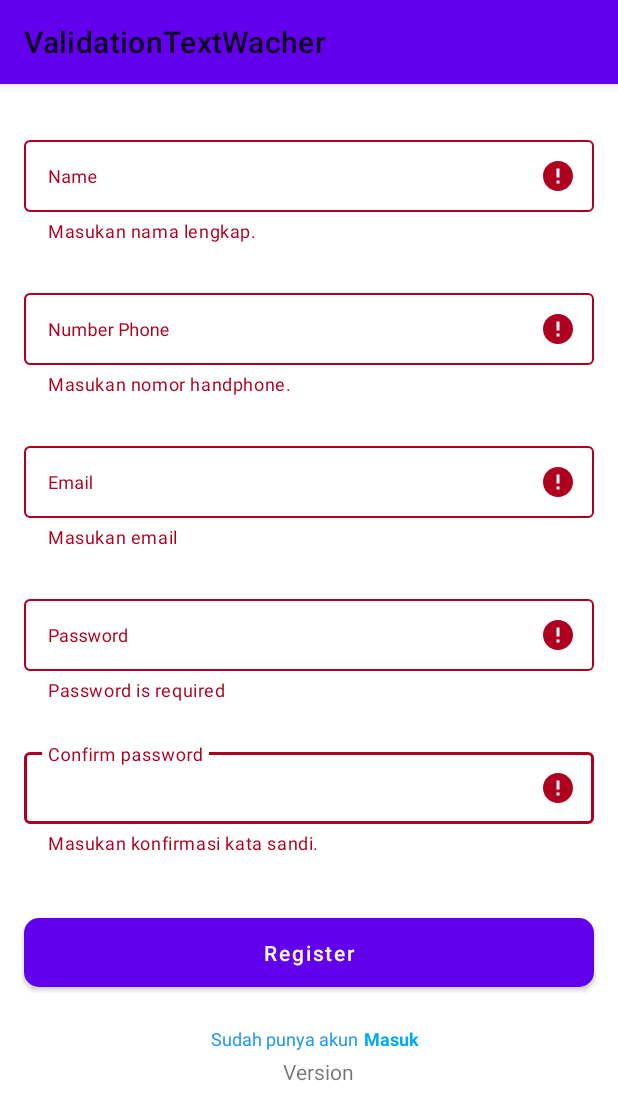
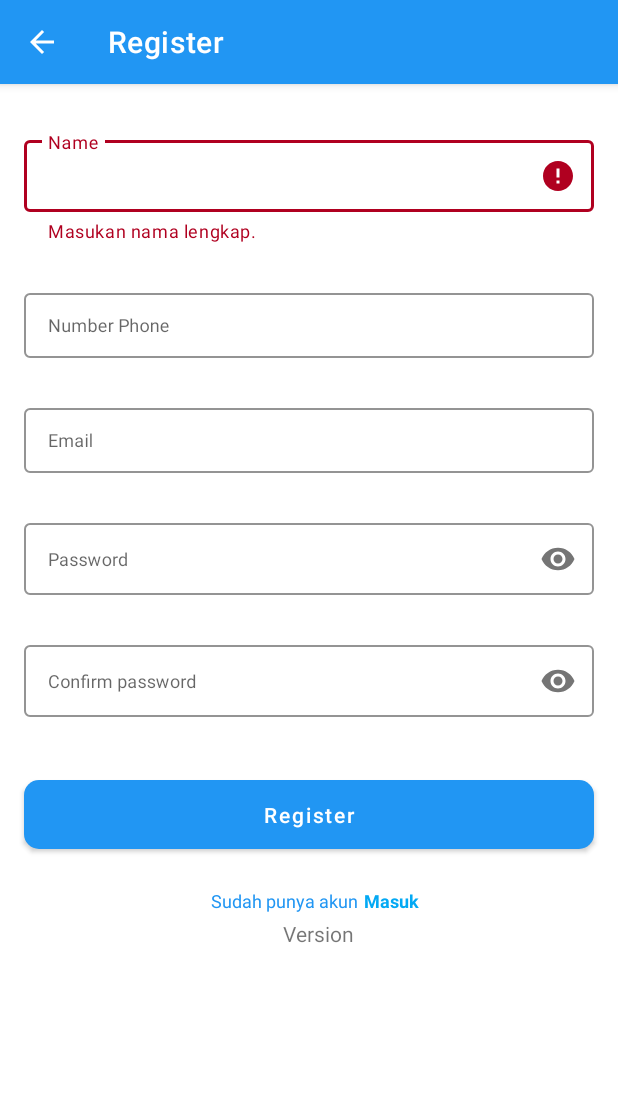
Before and after one commit to fullpagedeveloper/Validation-register-or-login, an Android app: the screen it shows after launch (MainActivity), after a tap on "Register", on a phone screen of 412 x 824 dp. Shown: the top 1120 px of the screen. Run offline under Robolectric (Android 15) with nearby library versions, the phone set to English and light mode, and no system bars.

Commit message:
change syle parent and added function else if confirm password

```diff
--- a/app/src/main/AndroidManifest.xml
+++ b/app/src/main/AndroidManifest.xml
@@ -9,7 +9,7 @@
         android:roundIcon="@mipmap/ic_launcher_round"
         android:supportsRtl="true"
         android:theme="@style/AppTheme">
-        <activity android:name=".MainActivity">
+        <activity android:name=".MainActivity" android:label="Register">
             <intent-filter>
                 <action android:name="android.intent.action.MAIN" />
 
--- a/app/src/main/java/fullpagedeveloper/com/validationtextwacher/MainActivity.java
+++ b/app/src/main/java/fullpagedeveloper/com/validationtextwacher/MainActivity.java
@@ -20,6 +20,8 @@ public class MainActivity extends AppCompatActivity {
     protected void onCreate(Bundle savedInstanceState) {
         super.onCreate(savedInstanceState);
         setContentView(R.layout.activity_main);
+
+        getSupportActionBar().setDisplayHomeAsUpEnabled(true);
 
         MaterialButton submit = findViewById(R.id.textView_Enter);
 
@@ -47,11 +49,41 @@ public class MainActivity extends AppCompatActivity {
             @Override
             public void onClick(View v) {
 
-                if (!validationNameUser() && !validationPhone() && !validationEmail() && !validationPassword() && !validationConfirmPassword()) {
-                    return;
-                }
+                //check semua edittext
+                //validationAllEdittext();
+
+                //check validation satu per satu
+                valudationOneByOne();
             }
         });
+    }
+
+    private void valudationOneByOne() {
+        if (!validationNameUser()){
+            return;
+        }
+
+        if (!validationPhone()){
+            return;
+        }
+
+        if (!validationEmail()){
+            return;
+        }
+
+        if (!validationPassword()){
+            return;
+        }
+
+        if (!validationConfirmPassword()){
+            return;
+        }
+    }
+
+    private void validationAllEdittext() {
+        if (!validationNameUser() && !validationPhone() && !validationEmail() && !validationPassword() && !validationConfirmPassword()) {
+            return;
+        }
     }
 
 
@@ -157,13 +189,12 @@ public class MainActivity extends AppCompatActivity {
             confirmPasswordUser.requestFocus();
             return false;
         } else if (passwordUser.getText().toString().length() < 6) {
-            passwordLayout.setError("Password can't be than 6 digit");
-            passwordUser.requestFocus();
+            confirmPasswordLayout.setError("Password can't be than 6 digit");
+            confirmPasswordUser.requestFocus();
             return false;
         } else {
             confirmPasswordLayout.setErrorEnabled(false);
         }
-
         return true;
     }
 
--- a/app/src/main/res/values/colors.xml
+++ b/app/src/main/res/values/colors.xml
@@ -1,6 +1,8 @@
 <?xml version="1.0" encoding="utf-8"?>
 <resources>
-    <color name="colorPrimary">#6200EE</color>
-    <color name="colorPrimaryDark">#3700B3</color>
-    <color name="colorAccent">#03DAC5</color>
+    <color name="colorPrimary">#2196F3</color>
+    <color name="colorPrimaryDark">#03A9F4</color>
+    <color name="colorAccent">#FDFDFD</color>
+    <color name="title">#FFFF</color>
+
 </resources>
--- a/app/src/main/res/values/styles.xml
+++ b/app/src/main/res/values/styles.xml
@@ -1,6 +1,6 @@
 <resources>
     <!-- Base application theme. -->
-    <style name="AppTheme" parent="Theme.MaterialComponents.Light">
+    <style name="AppTheme" parent="Theme.MaterialComponents.Light.DarkActionBar">
         <!-- Customize your theme here. -->
         <item name="colorPrimary">@color/colorPrimary</item>
         <item name="colorPrimaryDark">@color/colorPrimaryDark</item>
```
